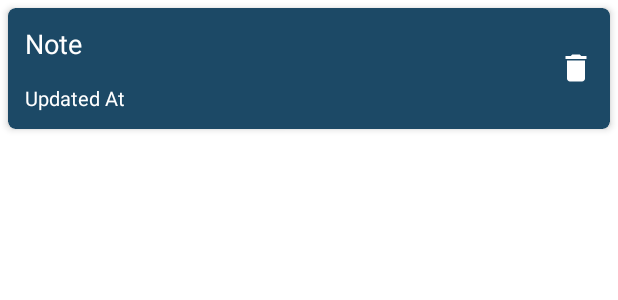
After one commit to resuryasin/NoteApplication, an Android app: the layout note_rv_item.xml on its own in the app's theme, with its tools: preview values and no code run, on a phone screen of 412 x 824 dp. The commit adds this screen. Shown: the top 300 px of the screen. Run offline under Robolectric (Android 15) with nearby library versions, the phone set to English and light mode, and no system bars.

Commit message:
Add main activity ui

```diff
--- /dev/null
+++ b/app/src/main/res/layout/note_rv_item.xml
@@ -0,0 +1,55 @@
+<?xml version="1.0" encoding="utf-8"?>
+<androidx.cardview.widget.CardView xmlns:android="http://schemas.android.com/apk/res/android"
+                                   xmlns:app="http://schemas.android.com/apk/res-auto"
+                                   android:layout_width="match_parent"
+                                   android:layout_height="wrap_content"
+                                   android:layout_margin="5dp"
+                                   app:cardBackgroundColor="@color/black_shade_2"
+                                   app:cardCornerRadius="5dp"
+                                   app:cardElevation="3dp">
+
+    <RelativeLayout
+            android:layout_width="match_parent"
+            android:layout_height="wrap_content"
+            android:layout_margin="4dp">
+
+        <!--text view for displaying our note text-->
+        <TextView
+                android:id="@+id/idTVNote"
+                android:layout_width="match_parent"
+                android:layout_height="wrap_content"
+                android:layout_margin="3dp"
+                android:layout_toStartOf="@id/idIVDelete"
+                android:padding="4dp"
+                android:text="Note"
+                android:textColor="@color/white"
+                android:textSize="18sp" />
+
+        <!--text view for displaying our last updated text-->
+        <TextView
+                android:id="@+id/idTVDate"
+                android:layout_width="match_parent"
+                android:layout_height="wrap_content"
+                android:layout_below="@id/idTVNote"
+                android:layout_margin="3dp"
+                android:layout_toStartOf="@id/idIVDelete"
+                android:padding="4dp"
+                android:text="Updated At"
+                android:textColor="@color/white"
+                android:textSize="13sp" />
+
+        <!--imageview for displaying delete icon-->
+        <ImageView
+                android:id="@+id/idIVDelete"
+                android:layout_width="wrap_content"
+                android:layout_height="wrap_content"
+                android:layout_alignParentEnd="true"
+                android:layout_centerVertical="true"
+                android:layout_margin="3dp"
+                android:padding="3dp"
+
+                android:src="@drawable/ic_delete"
+                app:tint="@color/white" />
+
+    </RelativeLayout>
+</androidx.cardview.widget.CardView>
```
Also changed, not shown: app/src/main/res/layout/activity_main.xml (+21 -8 lines).
